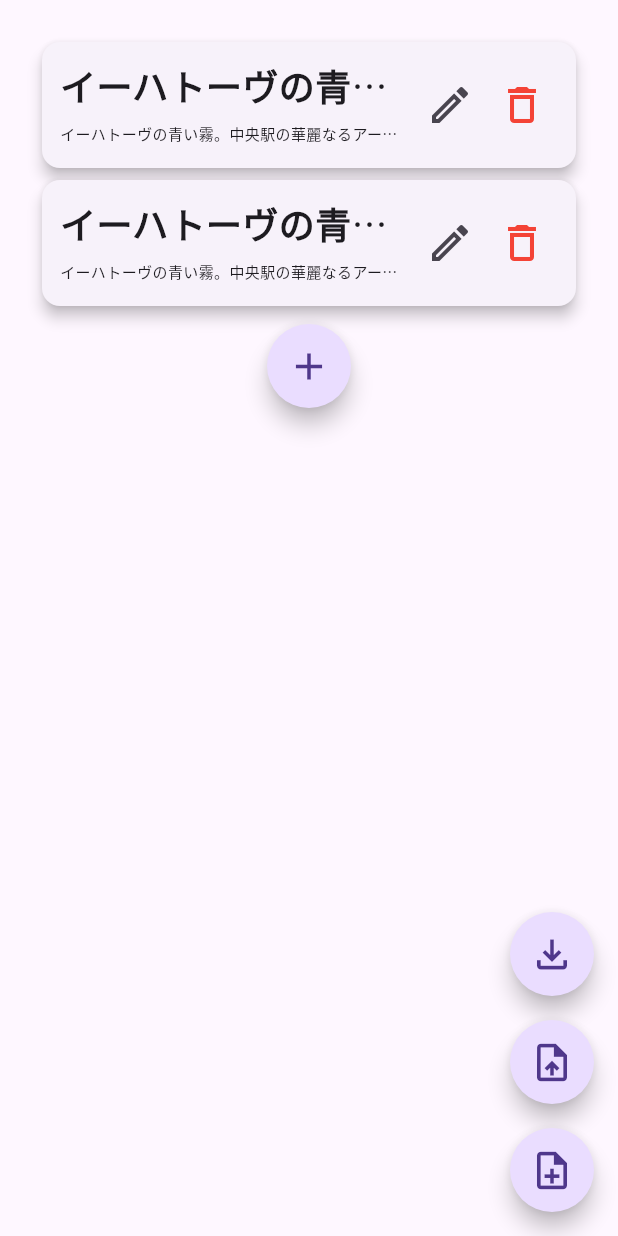
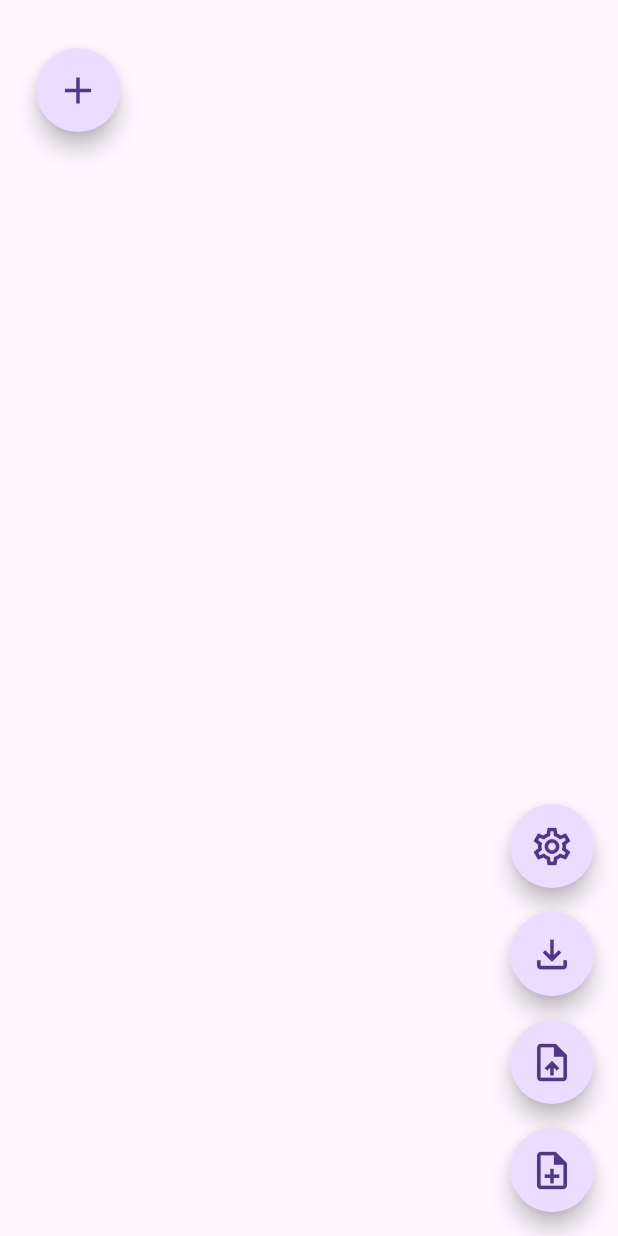
Before and after one commit to kai-tokei/Typist, a Flutter app: the screen it shows after launch, on a phone screen of 412 x 824 dp. Run offline on Flutter 3.47's test engine with Material 3 defaults, Android fonts, the phone set to English and light mode, and no system bars.

Commit message:
add: setting icon

```diff
--- a/lib/pages/home.dart
+++ b/lib/pages/home.dart
@@ -12,24 +12,7 @@
 }
 
 class _Home extends State<Home> {
-  List<MessageEvent> events = [
-    const MessageEvent(
-      label: "イーハトーヴの青い霧。中央駅の華麗なるアーチ",
-      posX: 100,
-      posY: 100,
-      width: 100,
-      height: 100,
-      message: "イーハトーヴの青い霧。中央駅の華麗なるアーチ。白い蒸気をあげながらプラットフォームに",
-    ),
-    const MessageEvent(
-      label: "イーハトーヴの青い霧。中央駅の華麗なるアーチ",
-      posX: 100,
-      posY: 100,
-      width: 100,
-      height: 100,
-      message: "イーハトーヴの青い霧。中央駅の華麗なるアーチ。白い蒸気をあげながらプラットフォームに",
-    ),
-  ];
+  List<MessageEvent> events = [];
 
   // メッセージイベントの追加
   void addMessageEvent(MessageEvent event) {
@@ -44,6 +27,7 @@
             child: SingleChildScrollView(
               child: Column(
                 mainAxisAlignment: MainAxisAlignment.start,
+                crossAxisAlignment: CrossAxisAlignment.center,
                 children: <Widget>[
                   for (final card in events)
                     MessageCard(
@@ -53,7 +37,9 @@
                           showDialog<String>(
                               context: context,
                               builder: (BuildContext context) =>
-                                  const MessageEventDialog());
+                                  MessageEventDialog(
+                                    onPressed: (v) {},
+                                  ));
                         },
                         trash: () {
                           setState(() {
@@ -64,19 +50,11 @@
                   SystemFloatingButton(
                     hero: "add",
                     onPressed: () {
-                      setState(() {
-                        addMessageEvent(
-                          const MessageEvent(
-                            label: "イーハトーヴの青い霧。中央駅の華麗なるアーチ",
-                            posX: 100,
-                            posY: 100,
-                            width: 100,
-                            height: 100,
-                            message:
-                                "イーハトーヴの青い霧。中央駅の華麗なるアーチ。白い蒸気をあげながらプラットフォームに",
-                          ),
-                        );
-                      });
+                      showDialog<String>(
+                          context: context,
+                          builder: (BuildContext context) => MessageEventDialog(
+                                onPressed: (v) {},
+                              ));
                     },
                     icons: Icons.add_outlined,
                   ),
@@ -88,6 +66,11 @@
         floatingActionButton: Column(
           mainAxisSize: MainAxisSize.min,
           children: [
+            SystemFloatingButton(
+                hero: "settings",
+                onPressed: () {},
+                icons: Icons.settings_outlined),
+            const SizedBox(height: 16),
             SystemFloatingButton(
                 hero: "download",
                 onPressed: () {},
```
Also changed, not shown: lib/components/message_event_dialog.dart (+63 -8 lines).
